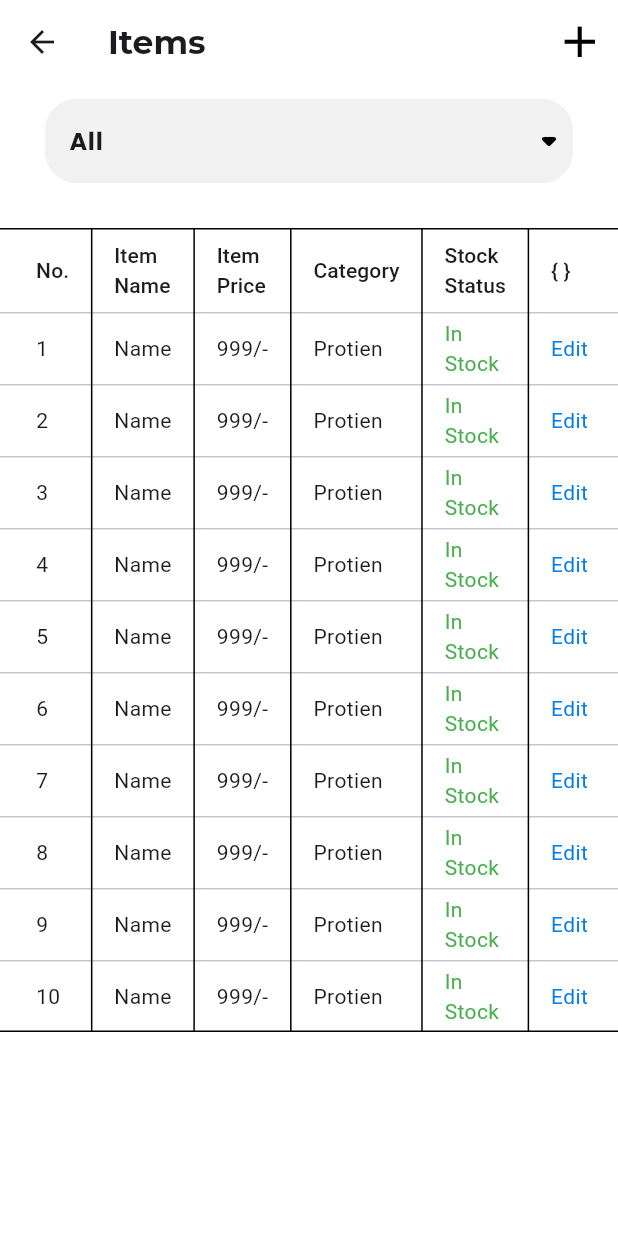
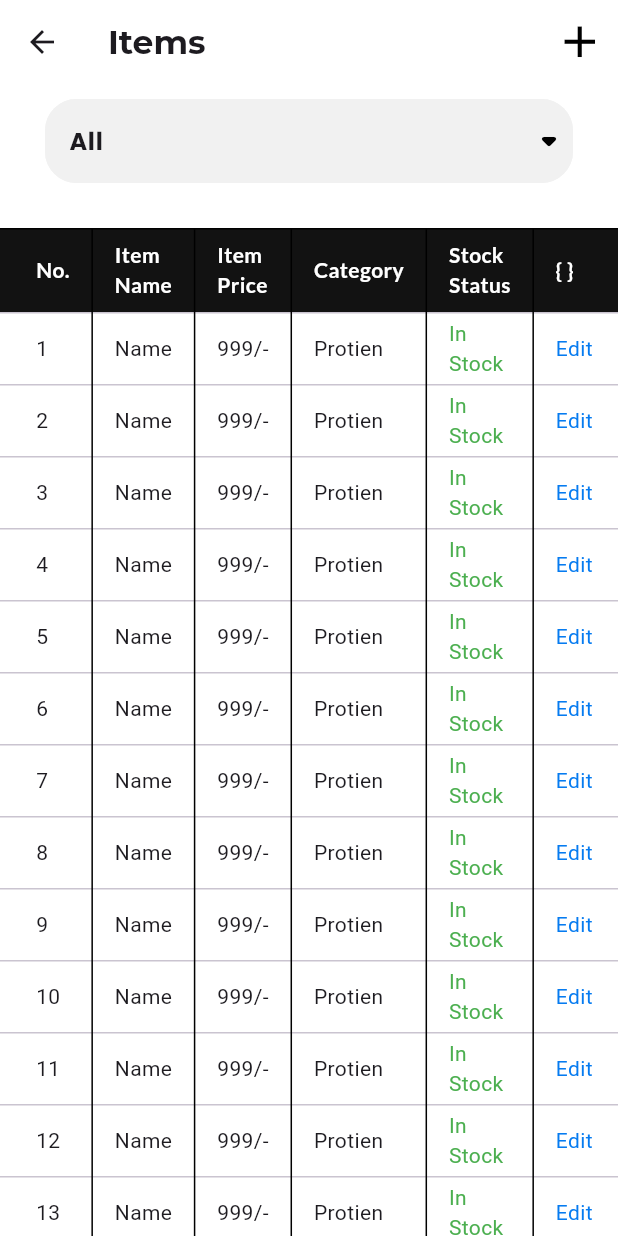
Before and after one commit to H4R1-4926/shopping_app_admin, a Flutter app: the ItemList screen opened directly, on a phone screen of 412 x 824 dp. Run offline on Flutter 3.47's test engine with Material 3 defaults, Android fonts, the phone set to English and light mode, and no system bars; our stand-ins replace bloc, carousel_slider, flutter_bloc, freezed_annotation, google_fonts, iconsax and 3 more.

Commit message:
data table updated

```diff
--- a/lib/Presentation/Screens/Home/Items_Category/items.dart
+++ b/lib/Presentation/Screens/Home/Items_Category/items.dart
@@ -31,10 +31,12 @@ class ItemList extends StatelessWidget {
                 ))
           ],
         ),
-        body: Column(
+        body: SingleChildScrollView(
+          child: Column(
             children: [
               Padding(
-              padding: const EdgeInsets.symmetric(horizontal: 30, vertical: 10),
+                padding:
+                    const EdgeInsets.symmetric(horizontal: 30, vertical: 10),
                 child: TextField(
                   controller: categoryController,
                   style: GoogleFonts.poppins(fontWeight: FontWeight.bold),
@@ -45,8 +47,8 @@ class ItemList extends StatelessWidget {
                           : DropdownButton(
                               underline: const SizedBox(),
                               icon: const Icon(Icons.arrow_drop_down_rounded),
-                            iconEnabledColor:
-                                Theme.of(context).brightness == Brightness.dark
+                              iconEnabledColor: Theme.of(context).brightness ==
+                                      Brightness.dark
                                   ? kGrey
                                   : kblack,
                               iconSize: 32,
@@ -75,12 +77,17 @@ class ItemList extends StatelessWidget {
                 ),
               ),
               kSizedBoxHeight20,
-            Expanded(
-                child: category.isEmpty
+              category.isEmpty
                   ? const Center(
                       child: Text('Selecet An category'),
                     )
                   : DataTable(
+                      headingRowColor:
+                          const WidgetStatePropertyAll(kdarkbackground),
+                      headingTextStyle: GoogleFonts.lato(
+                          color: kwhite,
+                          fontSize: 14,
+                          fontWeight: FontWeight.bold),
                       dividerThickness: 1,
                       border: const TableBorder(
                           top: BorderSide(),
@@ -107,7 +114,7 @@ class ItemList extends StatelessWidget {
                           label: Text('{ }'),
                         ),
                       ],
-                        rows: List.generate(10, (index) {
+                      rows: List.generate(20, (index) {
                         return DataRow(
                           cells: [
                             DataCell(
@@ -135,8 +142,11 @@ class ItemList extends StatelessWidget {
                             ),
                           ],
                         );
-                        })))
+                      }),
+                    ),
+              kSizedBoxHeight30
             ],
+          ),
         ));
   }
 }
```
Lines whose indentation alone changed are shown as unchanged.
